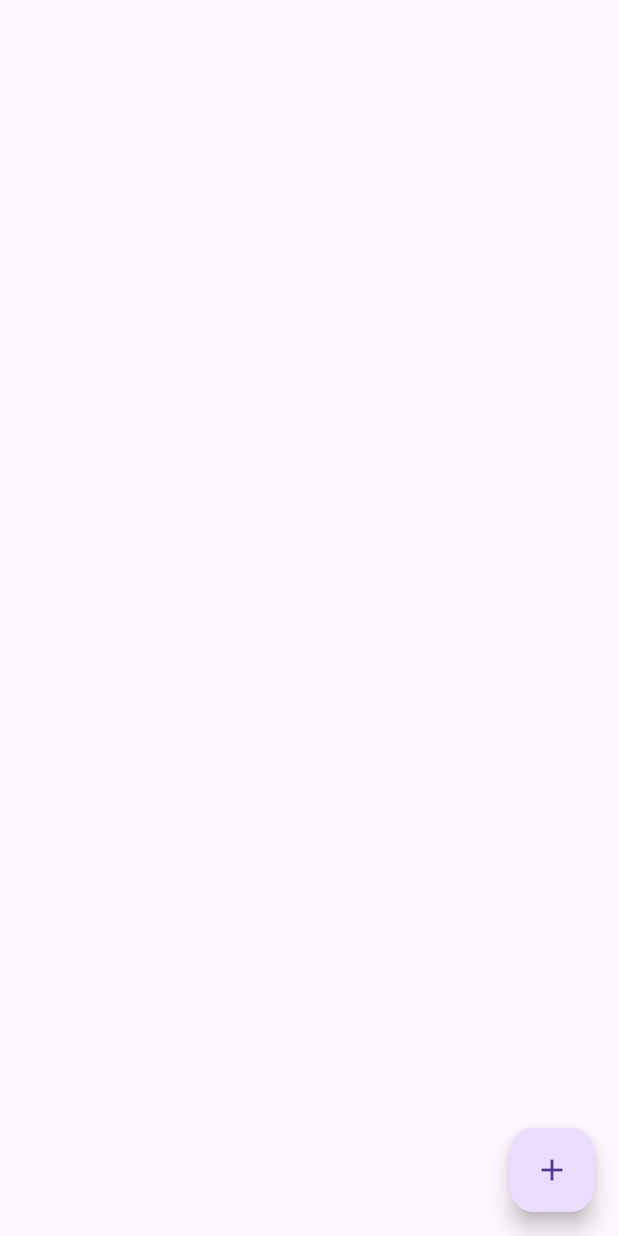
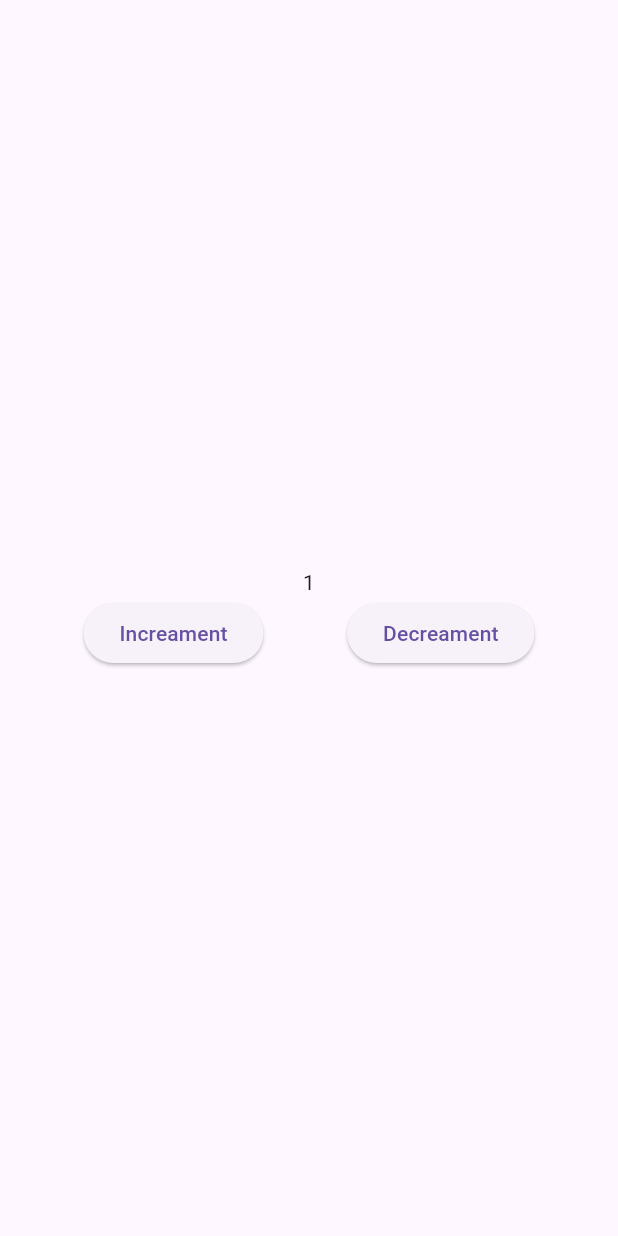
Before and after one commit to abdulahadofficially/bloc_practice, a Flutter app: the screen it shows after launch, on a phone screen of 412 x 824 dp. Run offline on Flutter 3.47's test engine with Material 3 defaults, Android fonts, the phone set to English and light mode, and no system bars; our stand-ins replace equatable, flutter_bloc.

Commit message:
increament_code

```diff
--- /dev/null
+++ b/lib/bloc/counterbloc/counter_bloc.dart
@@ -0,0 +1,21 @@
+import 'package:flutter/material.dart';
+import 'package:flutter_bloc/flutter_bloc.dart';
+import 'package:project/bloc/counterbloc/counter_event.dart';
+import 'package:project/bloc/counterbloc/counter_state.dart';
+
+class CounterBloc extends Bloc<CounterEvent, CounterState> {
+  CounterBloc() : super(const CounterState()) {
+    on<IncreamentCounter>((event, emit) => increament);
+    on<DecreamentCounter>((event, emit) => decreament);
+  }
+
+  void increament(IncreamentCounter event, Emitter<CounterState> emit) async {
+    debugPrint('enter');
+    emit(state.copyWith(counter: state.counter! + 1));
+    debugPrint('this is your increament: ${state.counter.toString()}');
+  }
+
+  void decreament(DecreamentCounter event, Emitter<CounterState> emit) async {
+    emit(state.copyWith(counter: state.counter! - 1));
+  }
+}
--- /dev/null
+++ b/lib/bloc/counterbloc/counter_event.dart
@@ -0,0 +1,10 @@
+import 'package:equatable/equatable.dart';
+
+abstract class CounterEvent extends Equatable {
+  const CounterEvent();
+  @override
+  List<Object?> get props => throw UnimplementedError();
+}
+
+class IncreamentCounter extends CounterEvent {}
+class DecreamentCounter extends CounterEvent {}
--- /dev/null
+++ b/lib/bloc/counterbloc/counter_state.dart
@@ -0,0 +1,18 @@
+import 'package:equatable/equatable.dart';
+
+class CounterState extends Equatable {
+  final int? counter;
+
+  const CounterState({this.counter = 1});
+
+  CounterState copyWith({int? counter}) {
+    return CounterState(
+      counter: counter ?? this.counter,
+    );
+  }
+
+  @override
+  List<Object?> get props => [
+        counter,
+      ];
+}
--- a/lib/main.dart
+++ b/lib/main.dart
@@ -1,5 +1,7 @@
 import 'package:flutter/material.dart';
-import 'package:project/equatable_package_testing/equatable_package.dart';
+import 'package:flutter_bloc/flutter_bloc.dart';
+import 'package:project/bloc/counterbloc/counter_bloc.dart';
+import 'package:project/view/homescreen.dart';
 
 void main() {
   runApp(const MyApp());
@@ -11,9 +13,12 @@ class MyApp extends StatelessWidget {
   // This widget is the root of your application.
   @override
   Widget build(BuildContext context) {
-    return const MaterialApp(
-      title: 'Bloc Statemanagement Practice',
-      home: EqutableTesting(),
+    return BlocProvider(
+      create: (context) => CounterBloc(),
+      child: const MaterialApp(
+        title: 'Bloc Statemanagement Practice',
+        home: Homescreen(),
+      ),
     );
   }
 }
--- /dev/null
+++ b/lib/view/homescreen.dart
@@ -0,0 +1,37 @@
+import 'package:flutter/material.dart';
+import 'package:flutter_bloc/flutter_bloc.dart';
+import 'package:project/bloc/counterbloc/counter_bloc.dart';
+import 'package:project/bloc/counterbloc/counter_event.dart';
+import 'package:project/bloc/counterbloc/counter_state.dart';
+
+class Homescreen extends StatelessWidget {
+  const Homescreen({super.key});
+
+  @override
+  Widget build(BuildContext context) {
+    return Scaffold(
+      body: Center(
+        child: Column(
+          mainAxisAlignment: MainAxisAlignment.center,
+          children: [
+            BlocBuilder<CounterBloc, CounterState>(builder: (context, state) {
+              return Text(state.counter.toString());
+            }),
+            Row(
+              mainAxisAlignment: MainAxisAlignment.spaceEvenly,
+              children: [
+                ElevatedButton(
+                    onPressed: () {
+                      context.read<CounterBloc>().add(IncreamentCounter());
+                    },
+                    child: const Text('Increament')),
+                ElevatedButton(
+                    onPressed: () {}, child: const Text('Decreament'))
+              ],
+            )
+          ],
+        ),
+      ),
+    );
+  }
+}
--- a/pubspec.yaml
+++ b/pubspec.yaml
@@ -36,6 +36,7 @@ dependencies:
   # Use with the CupertinoIcons class for iOS style icons.
   cupertino_icons: ^1.0.6
   equatable: ^2.0.5
+  flutter_bloc: ^8.1.4
 
 dev_dependencies:
   flutter_test:
```
Also changed, not shown: pubspec.lock.
